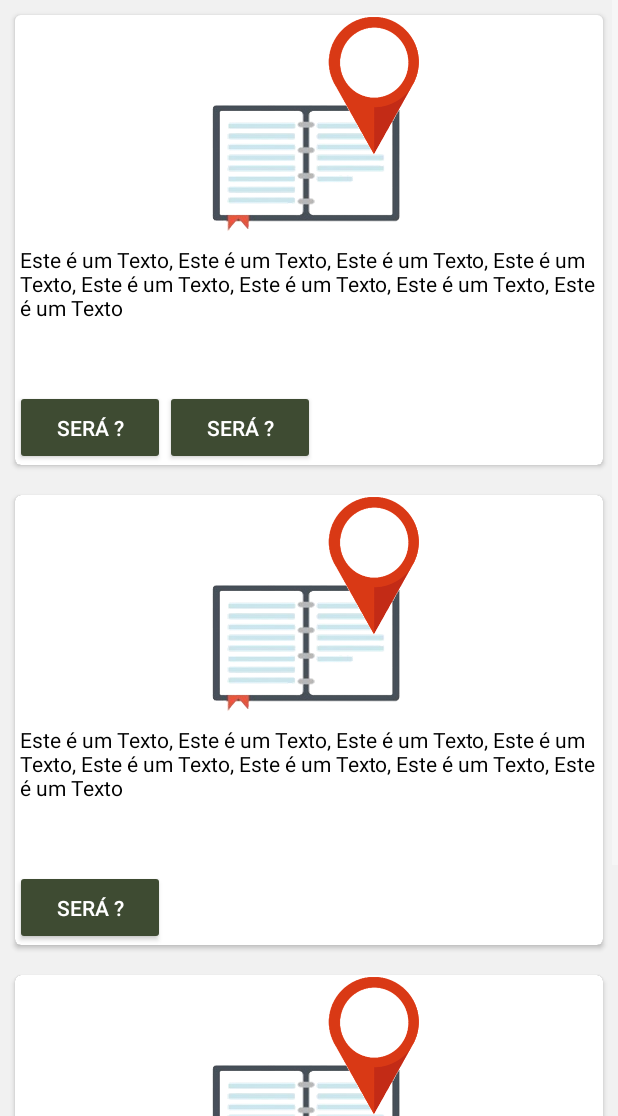
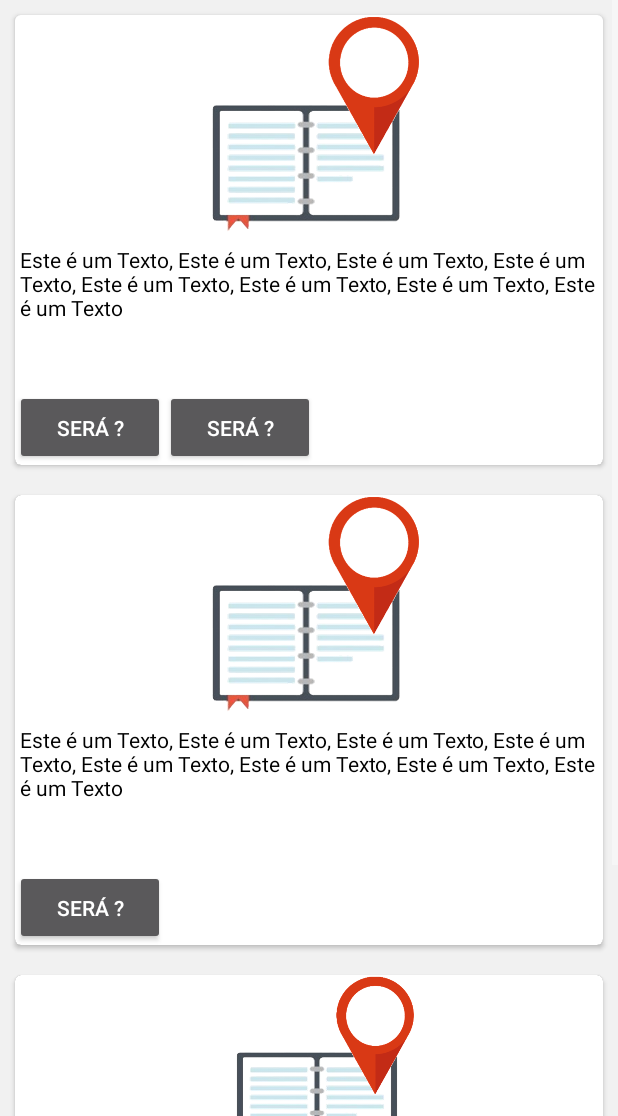
Before and after one commit to Danillomoraes/cade, an Android app: the LoginActivity screen opened directly, with no data from a screen before it, on a phone screen of 412 x 824 dp, the part 120-1236 px from its top. Run offline under Robolectric (Android 15) with nearby library versions, the light colour scheme and no system bars; libraries missing offline, so code that uses them is left out: android.support.v7, com.readystatesoftware.systembartint.

Commit message:
ajuste de cor dos botoes no v21

```diff
--- a/app/src/main/res/layout/activity_login.xml
+++ b/app/src/main/res/layout/activity_login.xml
@@ -37,7 +37,9 @@
             android:layout_width="match_parent"
             android:layout_height="match_parent"
             android:layout_below="@id/linear"
-            android:fillViewport="true">
+            android:fillViewport="true"
+            android:scrollY="170dp"
+            >
 
             <LinearLayout
                 android:layout_width="match_parent"
@@ -76,7 +78,7 @@
 
                         <Button
                             android:id="@+id/bt_sera"
-                            style="@style/material_button"
+                            android:theme="@style/material_button"
                             android:layout_width="100dp"
                             android:layout_height="50dp"
                             android:layout_alignParentBottom="true"
@@ -84,7 +86,7 @@
 
                         <Button
                             android:id="@+id/bt_sera3"
-                            style="@style/material_button"
+                            android:theme="@style/material_button"
                             android:layout_width="100dp"
                             android:layout_height="50dp"
                             android:layout_alignParentBottom="true"
@@ -124,10 +126,9 @@
                             android:text="Este é um Texto, Este é um Texto, Este é um Texto, Este é um Texto, Este é um Texto, Este é um Texto, Este é um Texto, Este é um Texto"
                             android:textColor="#000000" />
 
-                        <android.support.v7.widget.AppCompatButton
-                            xmlns:app="http://schemas.android.com/apk/res-auto"
+                        <Button
+                            android:theme="@style/material_button"
                             android:id="@+id/bt_sera2"
-                            android:backgroundTint="@color/dark_green"
                             android:layout_width="100dp"
                             android:layout_height="50dp"
                             android:layout_alignParentBottom="true"
@@ -153,7 +154,11 @@
                             android:id="@+id/img3"
                             android:layout_width="match_parent"
                             android:layout_height="150dp"
-                            android:src="@drawable/icon" />
+                            android:src="@drawable/icon"
+                            android:layout_alignParentBottom="true"
+                            android:layout_alignParentStart="true"
+                            android:layout_marginStart="14dp"
+                            android:layout_marginBottom="171dp" />
 
                         <TextView
                             android:id="@+id/text_view3"
@@ -165,7 +170,7 @@
                             android:textColor="#000000" />
 
                         <Button
-                            style="@style/material_button"
+                            android:theme="@style/material_button"
                             android:layout_width="100dp"
                             android:layout_height="50dp"
                             android:layout_alignParentBottom="true"
--- a/app/src/main/res/layout/activity_main.xml
+++ b/app/src/main/res/layout/activity_main.xml
@@ -94,7 +94,7 @@
 
             <Button
                 android:id="@+id/bt_login"
-                style="@style/material_button"
+                android:theme="@style/material_button"
                 android:layout_width="fill_parent"
                 android:layout_height="50dp"
                 android:layout_marginTop="90dp"
@@ -197,7 +197,7 @@
 
     <Button
         android:id="@+id/bt_signup"
-        style="@style/material_button"
+        android:theme="@style/material_button"
         android:layout_width="wrap_content"
         android:layout_height="wrap_content"
         android:layout_alignParentEnd="true"
--- a/app/src/main/res/values-v21/style.xml
+++ b/app/src/main/res/values-v21/style.xml
@@ -7,6 +7,7 @@
         <item name="android:colorPrimary">@color/brown_600</item>
         <item name="android:colorPrimaryDark">@color/brown_900</item>
         <item name="android:colorAccent">@color/dark_green</item>
+        <item name="android:colorButtonNormal">@color/dark_green</item>
         <item name="android:windowTranslucentStatus">true</item>
     </style>
 
@@ -20,7 +21,6 @@
     </style>
 
     <style name="material_button" parent="Widget.AppCompat.Button.Colored">
-        <item name="android:color">@color/dark_green</item>
         <item name="android:textColor">@color/white</item>
         <item name="android:elevation">2dp</item>
     </style>
--- a/app/src/main/res/values/styles.xml
+++ b/app/src/main/res/values/styles.xml
@@ -5,6 +5,7 @@
         <!-- <style name="AppTheme" parent="AppTheme.Base"/>
         <style name="AppTheme.Base" parent="Theme.AppCompat"> -->
         <!-- Customize your theme here. -->
+        <item name="colorButtonNormal">@color/dark_green</item>
         <item name="colorPrimary">@color/brown_600</item>
         <item name="colorPrimaryDark">@color/brown_900</item>
         <item name="colorAccent">@color/dark_green</item>
```
Also changed, not shown: 1 other file.
